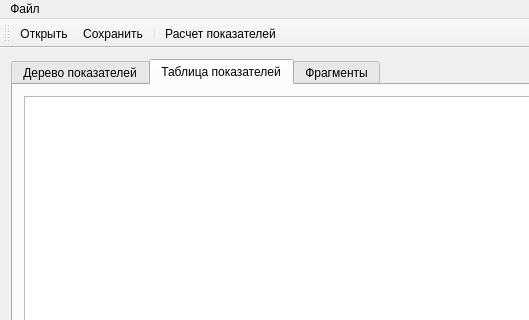
This is mainwindow.ui in MafuraG/enegpassport as Qt 5 draws it before an edit; both pictures show x 0 to 529 and y 0 to 320 of the 695 by 519 pixel window. The edited form follows.
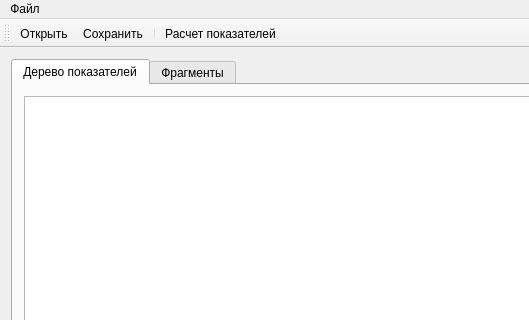
This is the edited form. The open tabs and pages were chosen to show the change. Icons and pictures are not drawn.

The edit to the form file:
```diff
--- a/mainwindow.ui
+++ b/mainwindow.ui
@@ -49,16 +49,6 @@
         </item>
        </layout>
       </widget>
-      <widget class="QWidget" name="tab_2">
-       <attribute name="title">
-        <string>Таблица показателей</string>
-       </attribute>
-       <layout class="QHBoxLayout" name="horizontalLayout_3">
-        <item>
-         <widget class="QTableView" name="tableView"/>
-        </item>
-       </layout>
-      </widget>
       <widget class="QWidget" name="tab_3">
        <attribute name="title">
         <string>Фрагменты</string>
```
